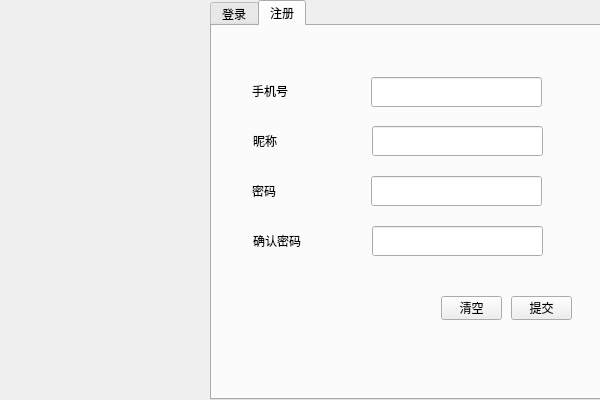
Old version of the form LoginDialog/logindialog.ui in the repository HRBUST-ComputerScienceDebateTeam/DebateOL_Client.
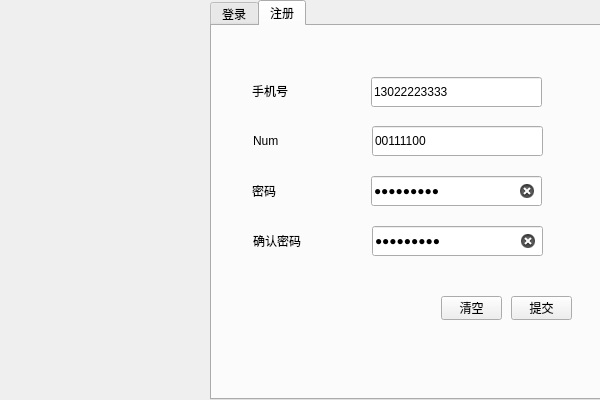
New version of the form. The open tabs and pages were chosen to show the change. Icons and pictures are not drawn.

Patch:
```diff
--- a/LoginDialog/logindialog.ui
+++ b/LoginDialog/logindialog.ui
@@ -124,6 +124,9 @@
        <height>30</height>
       </rect>
      </property>
+     <property name="text">
+      <string>123456789</string>
+     </property>
      <property name="echoMode">
       <enum>QLineEdit::Password</enum>
      </property>
@@ -156,6 +159,9 @@
      <property name="toolTip">
       <string>输入11位手机号</string>
      </property>
+     <property name="text">
+      <string>13022223333</string>
+     </property>
     </widget>
     <widget class="QLabel" name="lb_password_register">
      <property name="geometry">
@@ -219,7 +225,7 @@
       </rect>
      </property>
      <property name="text">
-      <string/>
+      <string>123456789</string>
      </property>
      <property name="echoMode">
       <enum>QLineEdit::Password</enum>
@@ -238,7 +244,7 @@
       </rect>
      </property>
      <property name="text">
-      <string>昵称</string>
+      <string>Num</string>
      </property>
     </widget>
     <widget class="QLineEdit" name="le_noname">
@@ -250,6 +256,9 @@
        <height>30</height>
       </rect>
      </property>
+     <property name="text">
+      <string>00111100</string>
+     </property>
     </widget>
    </widget>
   </widget>
```
Left out of the diff: 7 changed lines with no effect on the pictures.
